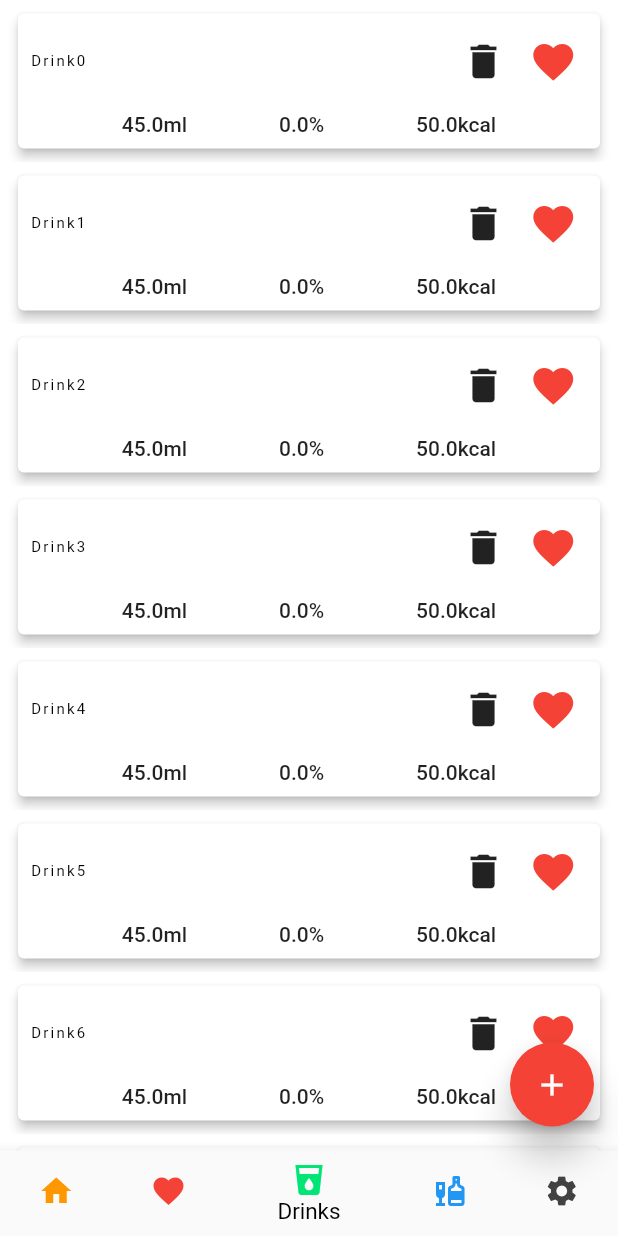
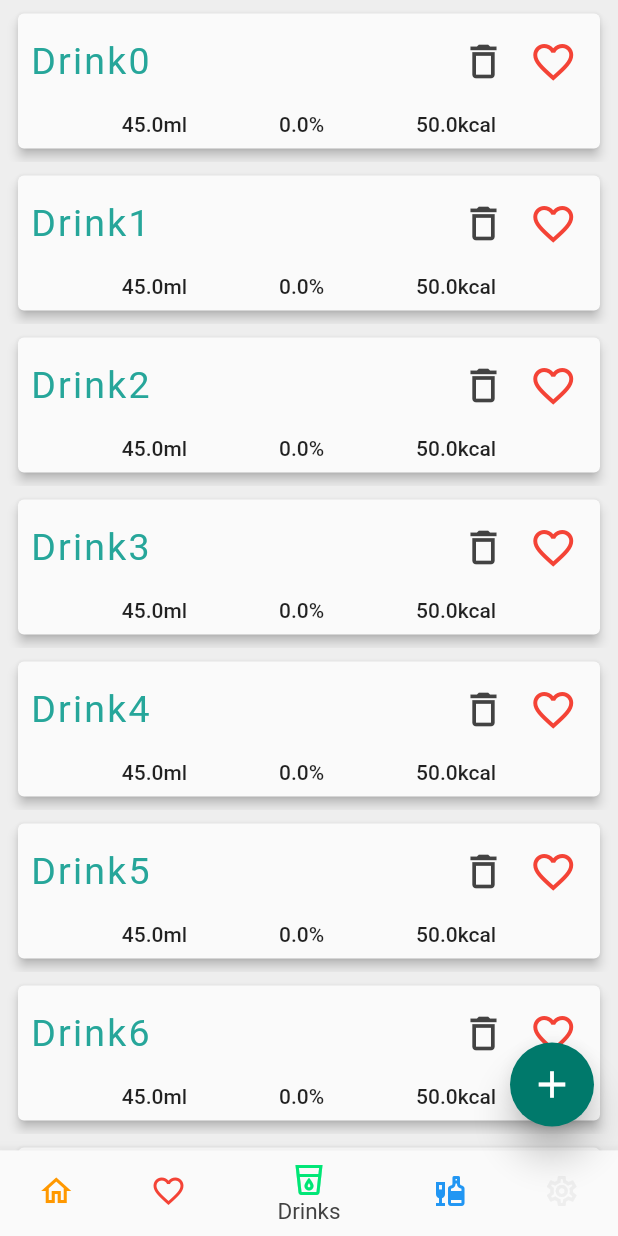
Before and after one commit to Warlord3/Bartender, a Flutter app: the screen it shows after launch, item 3 of the bottom bar chosen, on a phone screen of 412 x 824 dp. Run offline on Flutter 3.47's test engine with Material 2 defaults, Android fonts, the phone set to English and light mode, and no system bars; our stand-ins replace shared_preferences; missing offline and left inert: keyboard_visibility; network calls fail.

Commit message:
Updated ThemeData and beautified some code

```diff
--- a/App/lib/GlobalWidgets/DrinkListView.dart
+++ b/App/lib/GlobalWidgets/DrinkListView.dart
@@ -116,7 +116,9 @@ class _ListTileState extends State<ListTile> {
                         flex: 1,
                         fit: FlexFit.tight,
                         child: IconButton(
-                          icon: Icon(Icons.delete),
+                          icon: Icon(
+                            Icons.delete_outline,
+                          ),
                           onPressed: () {
                             var mainData =
                                 Provider.of<MainData>(context, listen: false);
@@ -185,7 +187,7 @@ class _ListTileState extends State<ListTile> {
                           scale: 0.8,
                           child: IconButton(
                             icon: Icon(
-                              Icons.favorite,
+                              Icons.favorite_outline,
                               size: 40,
                               color: Colors.red,
                             ),
--- a/App/lib/Pages/Drinks/LocalWidgets/DrinkConfiguration.dart
+++ b/App/lib/Pages/Drinks/LocalWidgets/DrinkConfiguration.dart
@@ -206,7 +206,7 @@ class _DrinkConfigurationState extends State<DrinkConfiguration> {
                             fillColor: Colors.green.withOpacity(0.3),
                             child: SizedBox(
                               child: Icon(
-                                Icons.save,
+                                Icons.save_outlined,
                                 color: Colors.green[700],
                                 size: 40,
                               ),
@@ -226,7 +226,7 @@ class _DrinkConfigurationState extends State<DrinkConfiguration> {
                             },
                             fillColor: Colors.red.withOpacity(0.3),
                             child: Icon(
-                              Icons.clear,
+                              Icons.clear_outlined,
                               color: Colors.red,
                               size: 40,
                             ),
@@ -351,7 +351,6 @@ class _IngredientsEditorState extends State<IngredientsEditor> {
                           widget.ingredient.beverage.name == ""
                               ? "Select Beverage"
                               : "Change Beverage",
-                          style: TextStyle(color: Colors.white),
                           textAlign: TextAlign.center,
                         ),
                       ),
@@ -371,11 +370,14 @@ class _IngredientsEditorState extends State<IngredientsEditor> {
                     isDense: true,
                     labelText: "ml",
                     alignLabelWithHint: true,
-                    labelStyle: TextStyle(color: Colors.red, fontSize: 17),
+                    labelStyle: TextStyle(
+                      fontSize: 17,
+                    ),
                     enabledBorder: OutlineInputBorder(),
                     focusedBorder: OutlineInputBorder(),
                     errorBorder: OutlineInputBorder(
-                        borderSide: BorderSide(color: Colors.red)),
+                      borderSide: BorderSide(color: Colors.red),
+                    ),
                     border: OutlineInputBorder(),
                     contentPadding: EdgeInsets.all(12),
                   ),
@@ -395,7 +397,7 @@ class _IngredientsEditorState extends State<IngredientsEditor> {
                 child: Material(
                   child: IconButton(
                     icon: Icon(
-                      Icons.delete,
+                      Icons.delete_outline,
                     ),
                     onPressed: () {
                       widget.delete(widget.index);
--- a/App/lib/Pages/Home/PageHome.dart
+++ b/App/lib/Pages/Home/PageHome.dart
@@ -18,7 +18,9 @@ class _HOmePageState extends State<HomePage> {
     themeChangeProvider = Provider.of<ThemeChangerProvider>(context);
     languageManager = Provider.of<LanguageManager>(context);
 
-    return SingleChildScrollView(
+    return Container(
+      color: Theme.of(context).backgroundColor,
+      child: SingleChildScrollView(
         child: Container(
           child: Center(
             child: Column(
@@ -31,7 +33,9 @@ class _HOmePageState extends State<HomePage> {
                   child: Column(
                     children: [
                       ListTile(
-                      leading: Icon(Icons.history),
+                        leading: Icon(
+                          Icons.history_outlined,
+                        ),
                         title: Text(
                           languageManager.getData("recent_drinks"),
                         ),
@@ -59,7 +63,9 @@ class _HOmePageState extends State<HomePage> {
                   child: Column(
                     children: [
                       ListTile(
-                      leading: Icon(Icons.leaderboard),
+                        leading: Icon(
+                          Icons.leaderboard_outlined,
+                        ),
                         title: Text(
                           languageManager.getData("bartender_info"),
                         ),
@@ -76,8 +82,9 @@ class _HOmePageState extends State<HomePage> {
                                     selector: (_, connection) =>
                                         connection.connected,
                                     builder: (context, value, child) {
-                                    return Icon(
-                                        value ? Icons.wifi : Icons.wifi_off);
+                                      return Icon(value
+                                          ? Icons.wifi_outlined
+                                          : Icons.wifi_off_outlined);
                                     },
                                   ),
                                   // ToDo add check for connected or not
@@ -120,6 +127,7 @@ class _HOmePageState extends State<HomePage> {
             ),
           ),
         ),
+      ),
     );
   }
 }
--- a/App/lib/Pages/PageRouter.dart
+++ b/App/lib/Pages/PageRouter.dart
@@ -6,6 +6,7 @@ import 'package:bartender/Pages/Beverage/PageBeverage.dart';
 import 'package:bartender/Pages/Settings/PageSettings.dart';
 import 'package:bartender/Pages/Home/PageHome.dart';
 import 'package:bartender/bloc/PageStateManager.dart';
+import 'package:bartender/bloc/ThemeManager.dart';
 import 'package:flutter/material.dart';
 import 'package:provider/provider.dart';
 import 'package:bartender/bloc/LanguageManager.dart';
@@ -23,11 +24,13 @@ class PageRouter extends StatefulWidget {
 class _PageRouterState extends State<PageRouter> {
   LanguageManager languageManager;
   PageStateManager pageState;
+  ThemeChangerProvider themeChangeProvider;
 
   @override
   Widget build(BuildContext context) {
     languageManager = Provider.of<LanguageManager>(context);
     pageState = Provider.of<PageStateManager>(context);
+    themeChangeProvider = Provider.of<ThemeChangerProvider>(context);
 
     return Scaffold(
       resizeToAvoidBottomInset: false,
@@ -75,21 +78,21 @@ class _PageRouterState extends State<PageRouter> {
         items: [
           BottomNavigationBarItem(
             icon: Icon(
-              Icons.home,
+              Icons.home_outlined,
               color: Colors.orange,
             ),
             label: languageManager.getData("home"),
           ),
           BottomNavigationBarItem(
             icon: Icon(
-              Icons.favorite,
+              Icons.favorite_outline,
               color: Colors.red,
             ),
             label: languageManager.getData("favorite"),
           ),
           BottomNavigationBarItem(
             icon: Icon(
-              Icons.local_drink,
+              Icons.local_drink_outlined,
               color: Colors.greenAccent[400],
             ),
             label: languageManager.getData("drinks"),
@@ -103,15 +106,16 @@ class _PageRouterState extends State<PageRouter> {
           ),
           BottomNavigationBarItem(
             icon: Icon(
-              Icons.settings,
-              color: Colors.grey[800],
+              Icons.settings_outlined,
+              color: themeChangeProvider.getTheme() == ThemeMode.light
+                  ? Colors.grey[800]
+                  : Colors.grey[200],
             ),
             label: languageManager.getData("settings"),
           )
         ],
         onTap: _pageSelect,
         currentIndex: pageState.lastPageIndex,
-        selectedItemColor: Colors.black,
         unselectedItemColor: Colors.transparent,
         type: BottomNavigationBarType.shifting,
         selectedLabelStyle: TextStyle(fontSize: 15),
@@ -164,7 +168,6 @@ class _PageRouterState extends State<PageRouter> {
     }
     return FloatingActionButton(
       elevation: 10,
-      backgroundColor: Colors.red,
       shape: CircleBorder(),
       heroTag: "FloatingButton$pageState.lastPageIndex",
       onPressed: () {
@@ -188,8 +191,9 @@ class _PageRouterState extends State<PageRouter> {
         );
       },
       child: Icon(
-        Icons.add,
+        Icons.add_outlined,
         color: Colors.white,
+        size: 30,
       ),
     );
   }
--- a/App/lib/Pages/Settings/PageSettings.dart
+++ b/App/lib/Pages/Settings/PageSettings.dart
@@ -24,6 +24,7 @@ class _SettingsPageState extends State<SettingsPage> {
         /*
         Table with settings page content
         */
+        color: Theme.of(context).backgroundColor,
         child: Column(
           children: [
             Center(
@@ -65,7 +66,8 @@ class _SettingsPageState extends State<SettingsPage> {
                   TableRow(
                     children: [
                       Checkbox(
-                    value: themeChangeProvider.getTheme() == ThemeMode.light,
+                        value:
+                            themeChangeProvider.getTheme() == ThemeMode.light,
                         onChanged: (value) {
                           themeChangeProvider.setTheme(ThemeMode.light);
                         },
@@ -77,7 +79,8 @@ class _SettingsPageState extends State<SettingsPage> {
                         },
                       ),
                       Checkbox(
-                    value: themeChangeProvider.getTheme() == ThemeMode.system,
+                        value:
+                            themeChangeProvider.getTheme() == ThemeMode.system,
                         onChanged: (value) {
                           themeChangeProvider.setTheme(ThemeMode.system);
                         },
--- a/App/lib/bloc/ThemeManager.dart
+++ b/App/lib/bloc/ThemeManager.dart
@@ -19,50 +19,140 @@ class Themes {
     Data for light theme
   */
   static final lightTheme = ThemeData(
+    // ==== General
     brightness: Brightness.light,
-    primarySwatch: Colors.red,
-    accentColor: Colors.white,
-    backgroundColor: Colors.white,
+    primaryColor: Colors.teal[700],
+    accentColor: Colors.teal[700],
+    backgroundColor: Colors.grey[200],
+    visualDensity: VisualDensity.adaptivePlatformDensity,
+    // ==== Specific Themes
+    // == Button
     buttonTheme: ButtonThemeData(
       textTheme: ButtonTextTheme.accent,
       shape: RoundedRectangleBorder(
         borderRadius: BorderRadius.circular(10),
       ),
     ),
-    visualDensity: VisualDensity.adaptivePlatformDensity,
+    // == Checkbox
+    checkboxTheme: CheckboxThemeData(
+      checkColor: MaterialStateProperty.resolveWith(
+        (states) => Colors.white,
+      ),
+      fillColor: MaterialStateProperty.resolveWith(
+        (states) => Colors.teal[700],
+      ),
+    ),
+    // == Icon
+    iconTheme: IconThemeData(
+      color: Colors.grey[800],
+    ),
+    // == Card
+    cardColor: Colors.grey[50],
+    // == InputDecoration
+    inputDecorationTheme: InputDecorationTheme(
+      labelStyle: TextStyle(
+        fontSize: 18,
+        color: Colors.teal[400],
+      ),
+      errorBorder: OutlineInputBorder(
+        borderSide: BorderSide(
+          color: Colors.teal[400],
+        ),
+      ),
+      enabledBorder: OutlineInputBorder(),
+      focusedBorder: OutlineInputBorder(),
+      border: OutlineInputBorder(),
+      contentPadding: EdgeInsets.all(12),
+    ),
+    // == Text
+    textTheme: TextTheme(
+      overline: TextStyle(
+        fontSize: 25,
+        color: Colors.teal[400],
+      ),
+      subtitle1: TextStyle(
+        fontSize: 18,
+        color: Colors.teal[400],
+      ),
+    ),
+    // == Slider
+    sliderTheme: SliderThemeData(),
+    // == BottomNaviagtionBar
+    bottomNavigationBarTheme: BottomNavigationBarThemeData(
+      selectedLabelStyle: TextStyle(
+        color: Colors.grey[800],
+      ),
+      selectedItemColor: Colors.grey[800],
+    ),
   );
   /*
     Data for dark theme
   */
   static final darkTheme = ThemeData(
+    // ==== General
     brightness: Brightness.dark,
-      primarySwatch: Colors.blue,
-      accentColor: Colors.lightBlue,
+    primaryColor: Colors.teal[700],
+    accentColor: Colors.teal[700],
+    backgroundColor: Colors.grey[900],
     visualDensity: VisualDensity.adaptivePlatformDensity,
+    // ==== Specific Themes
+    // == Button
+    buttonTheme: ButtonThemeData(
+      textTheme: ButtonTextTheme.normal,
+      shape: RoundedRectangleBorder(
+        borderRadius: BorderRadius.circular(10),
+      ),
+    ),
+    // == Checkbox
+    checkboxTheme: CheckboxThemeData(
+      checkColor: MaterialStateProperty.resolveWith(
+        (states) => Colors.teal[700],
+      ),
+      fillColor: MaterialStateProperty.resolveWith(
+        (states) => Colors.white,
+      ),
+    ),
+    // == Icon
+    iconTheme: IconThemeData(
+      color: Colors.grey[200],
+    ),
+    // == Card
     cardColor: Colors.grey[600],
-      buttonColor: Color(0XFFF8D320),
+    // == InputDecoration
     inputDecorationTheme: InputDecorationTheme(
-        labelStyle: TextStyle(fontSize: 18, color: Colors.blue),
-        errorBorder:
-            OutlineInputBorder(borderSide: BorderSide(color: Colors.red)),
+      labelStyle: TextStyle(
+        fontSize: 18,
+        color: Colors.cyan[400],
+      ),
+      errorBorder: OutlineInputBorder(
+        borderSide: BorderSide(
+          color: Colors.cyan[400],
+        ),
+      ),
       enabledBorder: OutlineInputBorder(),
       focusedBorder: OutlineInputBorder(),
       border: OutlineInputBorder(),
       contentPadding: EdgeInsets.all(12),
     ),
+    // == Text
     textTheme: TextTheme(
       overline: TextStyle(
         fontSize: 25,
-            color: Colors.blue,
+        color: Colors.cyan[400],
       ),
       subtitle1: TextStyle(
         fontSize: 18,
-            color: Colors.blue,
-          )),
+        color: Colors.cyan[400],
+      ),
+    ),
+    // == Slider
     sliderTheme: SliderThemeData(),
-      buttonTheme: ButtonThemeData(
-        textTheme: ButtonTextTheme.normal,
-        shape: RoundedRectangleBorder(borderRadius: BorderRadius.circular(10)),
+    // == BottomNaviagtionBar
+    bottomNavigationBarTheme: BottomNavigationBarThemeData(
+      selectedLabelStyle: TextStyle(
+        color: Colors.grey[300],
       ),
-      backgroundColor: Color(0xff000000));
+      selectedItemColor: Colors.grey[300],
+    ),
+  );
 }
--- a/App/lib/models/Drinks.dart
+++ b/App/lib/models/Drinks.dart
@@ -22,9 +22,25 @@ class MainData with ChangeNotifier {
           10,
           (index) => Ingredient(
             amount: index.toDouble(),
-                    beverage: Beverage(name: "Colaasdddddddddddddddddddddd", addition: "Coca-Cola", percent: 0.0, kcal: 5)))));
+            beverage: Beverage(
+              name: "Cola",
+              addition: "Coca-Cola",
+              percent: 0.0,
+              kcal: 5,
+            ),
+          ),
+        ),
+      ),
+    );
     this.beverages = List<Beverage>.generate(
-        this.allDrinks.length, (i) => Beverage(name: "Cola" + i.toString(), addition: "Coca-Cola", percent: i.toDouble(), kcal: i.toDouble()));
+      this.allDrinks.length,
+      (i) => Beverage(
+        name: "Cola" + i.toString(),
+        addition: "Coca-Cola",
+        percent: i.toDouble(),
+        kcal: i.toDouble(),
+      ),
+    );
     this.recentlyCreatedDrinks = getRecentlyDrinks();
   }
 
@@ -40,8 +56,12 @@ class MainData with ChangeNotifier {
     if (data != null) {
       DrinkSaveData saveData = DrinkSaveData.fromJson(json.decode(data));
       this.allDrinks = saveData.drinks;
-      this.favoriteDrinks = saveData.drinks.where((element) => element.favorite).toList();
-      this.recentlyCreatedDrinks = this.allDrinks.where((element) => saveData.recently.contains(element.id)).toList();
+      this.favoriteDrinks =
+          saveData.drinks.where((element) => element.favorite).toList();
+      this.recentlyCreatedDrinks = this
+          .allDrinks
+          .where((element) => saveData.recently.contains(element.id))
+          .toList();
       this.beverages = saveData.beverages;
     }
     testData();
@@ -50,7 +70,8 @@ class MainData with ChangeNotifier {
 
   void save() {
     var temp = this.recentlyCreatedDrinks.map((e) => e.id).toList();
-    DrinkSaveData save = DrinkSaveData(drinks: this.allDrinks, beverages: this.beverages, recently: temp);
+    DrinkSaveData save = DrinkSaveData(
+        drinks: this.allDrinks, beverages: this.beverages, recently: temp);
     var json = save.toJson();
     String drinkData = jsonEncode(json);
     LocalStorageManager.storage.setString("DrinkData", drinkData);
@@ -66,9 +87,12 @@ class MainData with ChangeNotifier {
   factory MainData.fromJson(Map<String, dynamic> parsedJson) {
     return new MainData(
       allDrinks: parsedJson['drinks'] == null ? null : parsedJson['drinks'],
-      favoriteDrinks: parsedJson['favorite'] == null ? null : parsedJson['favorite'],
-      recentlyCreatedDrinks: parsedJson['recently'] == null ? null : parsedJson['recently'],
-      beverages: parsedJson['beverages'] == null ? null : parsedJson['beverages'],
+      favoriteDrinks:
+          parsedJson['favorite'] == null ? null : parsedJson['favorite'],
+      recentlyCreatedDrinks:
+          parsedJson['recently'] == null ? null : parsedJson['recently'],
+      beverages:
+          parsedJson['beverages'] == null ? null : parsedJson['beverages'],
     );
   }
 
@@ -97,7 +121,11 @@ class MainData with ChangeNotifier {
                 10,
                 (index) => Ingredient(
                     amount: index.toDouble(),
-                    beverage: Beverage(name: "Colaasdddddddddddddddddddddd", addition: "Coca-Cola", percent: 0.0, kcal: 5)))));
+                    beverage: Beverage(
+                        name: "Colaasdddddddddddddddddddddd",
+                        addition: "Coca-Cola",
+                        percent: 0.0,
+                        kcal: 5)))));
   }
 
   void changeFavorite(Drink drink, bool notify) {
@@ -106,7 +134,10 @@ class MainData with ChangeNotifier {
     } else {
       this.favoriteDrinks.insert(0, drink);
     }
-    this.allDrinks[this.allDrinks.indexWhere((element) => element.id == drink.id)].favorite = !drink.favorite;
+    this
+        .allDrinks[
+            this.allDrinks.indexWhere((element) => element.id == drink.id)]
+        .favorite = !drink.favorite;
     notifyListeners();
   }
 
@@ -115,7 +146,8 @@ class MainData with ChangeNotifier {
       newDrink.id = _getNewDrinkID();
       allDrinks.add(newDrink);
     } else {
-      Drink oldDrink = allDrinks.firstWhere(((element) => element.id == newDrink.id));
+      Drink oldDrink =
+          allDrinks.firstWhere(((element) => element.id == newDrink.id));
       oldDrink.name = newDrink.name;
       oldDrink.amount = newDrink.amount;
       oldDrink.kcal = newDrink.kcal;
@@ -133,7 +165,8 @@ class MainData with ChangeNotifier {
       newBeverage.id = _getNewBeverageID();
       beverages.add(newBeverage);
     } else {
-      Beverage oldBeverage = beverages.firstWhere(((element) => element.id == newBeverage.id));
+      Beverage oldBeverage =
+          beverages.firstWhere(((element) => element.id == newBeverage.id));
       oldBeverage.name = newBeverage.name;
       oldBeverage.addition = newBeverage.addition;
       oldBeverage.kcal = newBeverage.kcal;
@@ -167,9 +200,19 @@ class DrinkSaveData {
 
   factory DrinkSaveData.fromJson(Map<String, dynamic> parsedJson) {
     return new DrinkSaveData(
-      drinks: parsedJson['drinks'] == null ? null : (parsedJson['drinks'] as List).map((i) => Drink.fromJson(i)).toList(),
-      recently: parsedJson['recently'] == null ? null : List<int>.from(parsedJson['recently']),
-      beverages: parsedJson['beverages'] == null ? null : (parsedJson['beverages'] as List).map((i) => Beverage.fromJson(i)).toList(),
+      drinks: parsedJson['drinks'] == null
+          ? null
+          : (parsedJson['drinks'] as List)
+              .map((i) => Drink.fromJson(i))
+              .toList(),
+      recently: parsedJson['recently'] == null
+          ? null
+          : List<int>.from(parsedJson['recently']),
+      beverages: parsedJson['beverages'] == null
+          ? null
+          : (parsedJson['beverages'] as List)
+              .map((i) => Beverage.fromJson(i))
+              .toList(),
     );
   }
 }
@@ -209,7 +252,11 @@ class Drink {
         name: json["name"] == null ? null : json["name"],
         id: json["id"] == null ? null : json["id"],
         favorite: json["favorite"] == null ? null : json["favorite"],
-        ingredients: json["ingredients"] == null ? null : (json['ingredients'] as List).map((i) => Ingredient.fromJson(i)).toList(),
+        ingredients: json["ingredients"] == null
+            ? null
+            : (json['ingredients'] as List)
+                .map((i) => Ingredient.fromJson(i))
+                .toList(),
       );
 
   Map<String, dynamic> toJson() => {
@@ -229,7 +276,9 @@ class Ingredient {
   double amount;
   Ingredient({this.beverage, this.amount});
   factory Ingredient.fromJson(Map<String, dynamic> json) => Ingredient(
-        beverage: json["beverage"] == null ? null : Beverage.fromJson(json["beverage"]),
+        beverage: json["beverage"] == null
+            ? null
+            : Beverage.fromJson(json["beverage"]),
         amount: json["amount"] == null ? 0 : json["amount"],
       );
 
```
Lines whose indentation alone changed are shown as unchanged.
